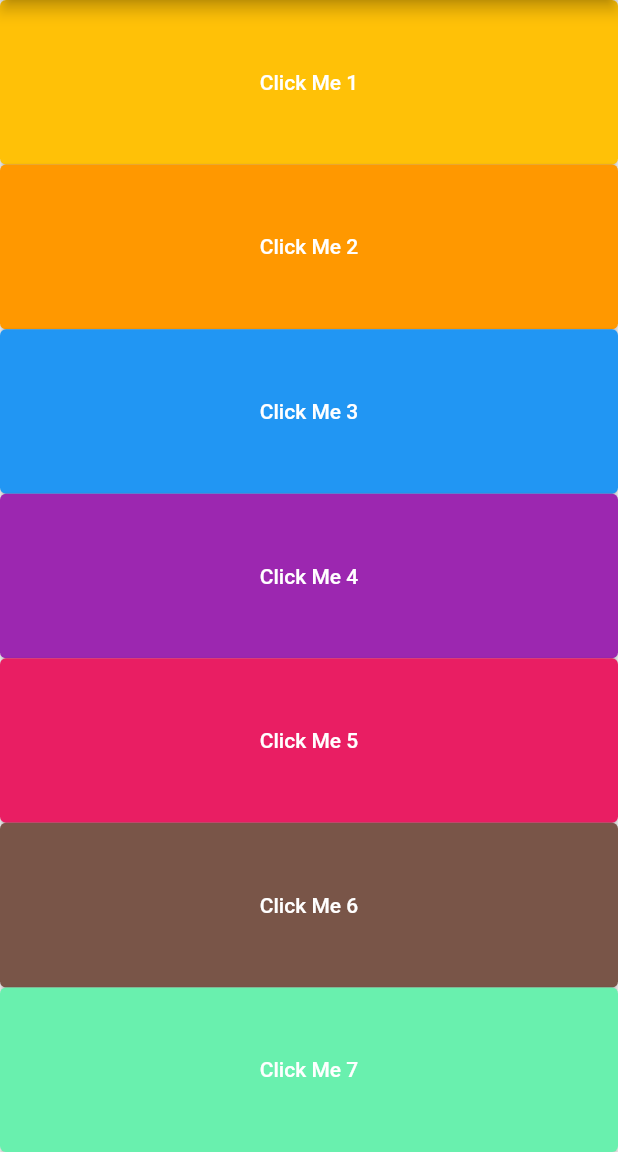
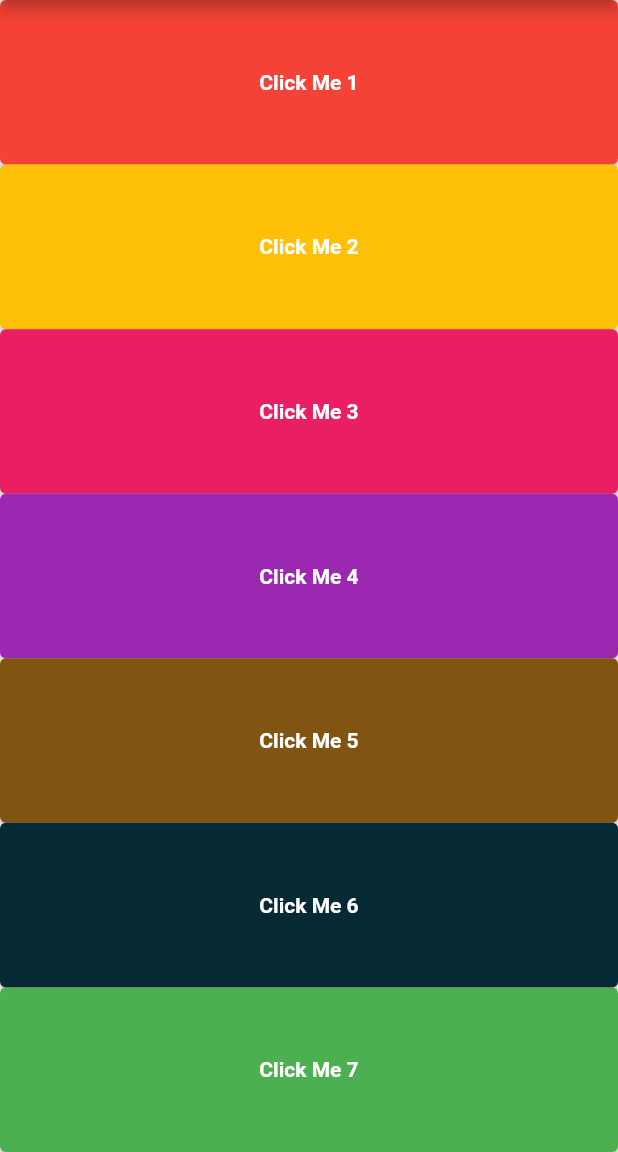
Before and after one commit to ank809/XylophoneApp, a Flutter app: the screen it shows after launch, after a tap on "Click Me 2", on a phone screen of 412 x 824 dp, the part 84-1236 px from its top. Run offline on Flutter 3.47's test engine with Material 2 defaults, Android fonts, the light colour scheme and no system bars; our stand-ins replace audioplayers.

Commit message:
code has been updated

```diff
--- a/lib/main.dart
+++ b/lib/main.dart
@@ -10,6 +10,18 @@ class MyApp extends StatelessWidget {
   void sound(int soundNumber){
     final player= AudioPlayer();
             player.play(AssetSource('note$soundNumber.wav'));
+  }
+  Expanded buildkey ( Color color, int soundno, ){
+       return Expanded(
+            child: ElevatedButton(
+              style: ButtonStyle(backgroundColor: MaterialStatePropertyAll<Color>(color)),
+              onPressed: (){
+              sound(soundno);
+            },
+             child: Text('Click Me $soundno', style: TextStyle(fontWeight: FontWeight.bold, decorationColor: Colors.blueAccent),),
+
+             ),
+             );
   }
   const MyApp({super.key});
 
@@ -28,85 +40,14 @@ class MyApp extends StatelessWidget {
         Column(
           crossAxisAlignment: CrossAxisAlignment.stretch,
           children: [
-          Expanded(
-            child: ElevatedButton(
-              onPressed: (){
-              sound(1);
-            },
-             child: Text('Click Me 1'),
-             style: ButtonStyle(backgroundColor:
-             MaterialStatePropertyAll(
-              Colors.amber
-             ),
-             ),
-            ),
-          ),
-          Expanded(
-            child: ElevatedButton(onPressed: (){
-              sound(2);
-            }, child: Text('Click Me 2'),
-            style: ButtonStyle(backgroundColor:
-             MaterialStatePropertyAll(
-              Colors.orange
-             ),
-             ),
-            ),
-          ),
-          Expanded(
-            child: ElevatedButton(onPressed: (){
-              sound(3);
-            }, child: Text('Click Me 3'),
-            style: ButtonStyle(backgroundColor:
-             MaterialStatePropertyAll(
-              Colors.blue
-             ),
-             ),
-            ),
-          ),
-          Expanded(
-            child: ElevatedButton(onPressed: (){
-              sound(4);
-            }, child: Text('Click Me 4'),
-            style: ButtonStyle(backgroundColor:
-             MaterialStatePropertyAll(
-              Colors.purple
-             ),
-             ),
-            ),
-          ),
-        Expanded(
-          child: ElevatedButton(onPressed: (){
-             sound(5);
-            }, child: Text('Click Me 5'),
-            style: ButtonStyle(backgroundColor:
-             MaterialStatePropertyAll(
-              Colors.pink
-             ),
-             ),
-            ),
-        ),
-          Expanded(
-            child: ElevatedButton(onPressed: (){
-            sound(6);
-            }, child: Text('Click Me 6'),
-            style: ButtonStyle(backgroundColor:
-             MaterialStatePropertyAll(
-              Colors.brown
-             ),
-             ),
-            ),
-          ),
-          Expanded(
-            child: ElevatedButton(onPressed: (){
-              sound(7);
-            }, child: Text('Click Me 7'),
-            style: ButtonStyle(backgroundColor:
-             MaterialStatePropertyAll(
-              Colors.greenAccent
-             ),
-             ),
-            ),
-          ),
+         buildkey(Colors.red, 1),
+         buildkey(Colors.amber, 2),
+         buildkey(Colors.pink, 3),
+         buildkey(Colors.purple, 4),
+         buildkey(const Color.fromARGB(255, 129, 84, 17), 5),
+         buildkey(Color.fromARGB(255, 6, 41, 54), 6),
+         buildkey(Colors.green, 7),
+
           ],
         ),
       ),
```
